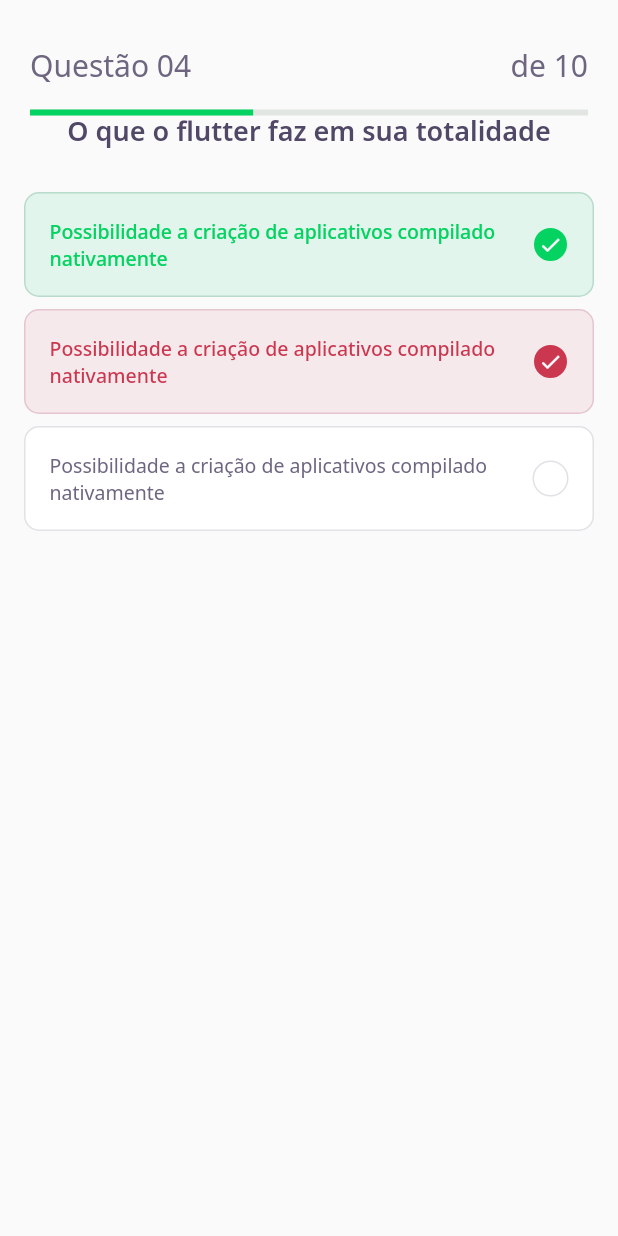
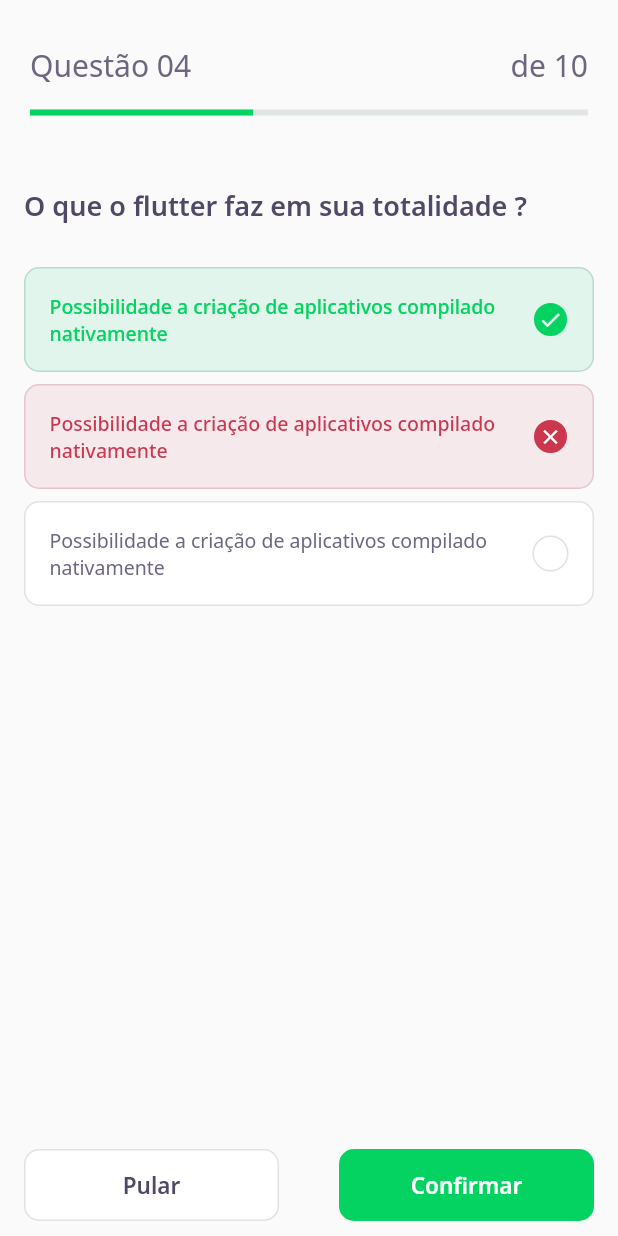
Before and after one commit to felipesouza91/nlw05, a Flutter app: the screen it shows after launch, on a phone screen of 412 x 824 dp. Run offline on Flutter 3.47's test engine with Material 2 defaults, Android fonts, the phone set to English and light mode, and no system bars; our stand-ins replace google_fonts; accounts and stored records are empty.

Commit message:
feat: finish page

```diff
--- /dev/null
+++ b/devquiz/assets/database/user.json
@@ -0,0 +1,5 @@
+{
+  "name": "Felipe Souza",
+  "score": 20,
+  "photoUrl": "https://github.com/felipesouza91.png"
+}
--- a/devquiz/lib/challange/challange_page.dart
+++ b/devquiz/lib/challange/challange_page.dart
@@ -1,5 +1,7 @@
 import 'package:devquiz/challange/widget/questions_indicator/question_indicator_widget.dart';
 import 'package:devquiz/challange/widget/quiz/quiz_widget.dart';
+import 'package:devquiz/core/app_colors.dart';
+import 'package:devquiz/core/app_text_styles.dart';
 import 'package:flutter/material.dart';
 
 class ChallangePage extends StatefulWidget {
@@ -20,7 +22,44 @@ class _ChallangePageState extends State<ChallangePage> {
           child: QuestionIndicatorWidget(),
         ),
       ),
-      body: QuizWidget(title: "O que o flutter faz em sua totalidade"),
+      body: QuizWidget(title: "O que o flutter faz em sua totalidade ?"),
+      bottomNavigationBar: Padding(
+        padding: const EdgeInsets.symmetric(horizontal: 16, vertical: 10),
+        child: Row(
+          mainAxisAlignment: MainAxisAlignment.spaceBetween,
+          children: [
+            Container(
+              alignment: Alignment.center,
+              decoration: BoxDecoration(
+                borderRadius: BorderRadius.circular(10),
+                color: AppColors.white,
+                border: Border.fromBorderSide(
+                  BorderSide(color: AppColors.border),
+                ),
+              ),
+              width: 170,
+              height: 48,
+              child: Text(
+                "Pular",
+                style: AppTextStyles.heading15,
+              ),
+            ),
+            Container(
+              alignment: Alignment.center,
+              decoration: BoxDecoration(
+                borderRadius: BorderRadius.circular(10),
+                color: AppColors.darkGreen,
+              ),
+              width: 170,
+              height: 48,
+              child: Text(
+                "Confirmar",
+                style: AppTextStyles.heading15White,
+              ),
+            )
+          ],
+        ),
+      ),
     );
   }
 }
--- a/devquiz/lib/challange/widget/awnser/awnser_widget.dart
+++ b/devquiz/lib/challange/widget/awnser/awnser_widget.dart
@@ -68,7 +68,7 @@ class AwnserWidget extends StatelessWidget {
               ),
               child: isSelect
                   ? Icon(
-                      Icons.check,
+                      isSelect ? _selectedIconRight : Icons.check,
                       size: 16,
                       color: Colors.white,
                     )
--- a/devquiz/lib/challange/widget/quiz/quiz_widget.dart
+++ b/devquiz/lib/challange/widget/quiz/quiz_widget.dart
@@ -9,10 +9,14 @@ class QuizWidget extends StatelessWidget {
   Widget build(BuildContext context) {
     return Container(
       child: Column(
+        crossAxisAlignment: CrossAxisAlignment.start,
         children: [
-          Text(
-            title,
-            style: AppTextStyles.heading,
+          Padding(
+            padding: const EdgeInsets.only(left: 16, top: 50, right: 16),
+            child: Text(
+              title,
+              style: AppTextStyles.heading,
+            ),
           ),
           SizedBox(height: 24),
           AwnserWidget(
--- a/devquiz/lib/core/app_text_styles.dart
+++ b/devquiz/lib/core/app_text_styles.dart
@@ -13,6 +13,12 @@ class AppTextStyles {
   static final TextStyle titleBold = GoogleFonts.notoSans(
     color: AppColors.white,
     fontSize: 20,
+    fontWeight: FontWeight.w600,
+  );
+
+  static final TextStyle heading15White = GoogleFonts.notoSans(
+    color: AppColors.white,
+    fontSize: 15,
     fontWeight: FontWeight.w600,
   );
 
--- a/devquiz/lib/core/app_widget.dart
+++ b/devquiz/lib/core/app_widget.dart
@@ -1,4 +1,5 @@
 import 'package:devquiz/challange/challange_page.dart';
+import 'package:devquiz/home/home_page.dart';
 import 'package:flutter/material.dart';
 
 class AppWidget extends StatelessWidget {
--- /dev/null
+++ b/devquiz/lib/home/home_state.dart
@@ -0,0 +1 @@
+enum HomeState { SUCCESS, LOADING, ERROR, EMPTY }
--- a/devquiz/lib/home/widgets/chart/char_widget.dart
+++ b/devquiz/lib/home/widgets/chart/char_widget.dart
@@ -3,7 +3,8 @@ import 'package:devquiz/core/app_text_styles.dart';
 import 'package:flutter/material.dart';
 
 class ChartWidget extends StatelessWidget {
-  const ChartWidget({Key? key}) : super(key: key);
+  final int value;
+  const ChartWidget({Key? key, required this.value}) : super(key: key);
   @override
   Widget build(BuildContext context) {
     return Container(
@@ -17,7 +18,7 @@ class ChartWidget extends StatelessWidget {
               height: 80,
               child: CircularProgressIndicator(
                 strokeWidth: 10,
-                value: .75,
+                value: value / 100,
                 backgroundColor: AppColors.chartSecondary,
                 valueColor:
                     AlwaysStoppedAnimation<Color>(AppColors.chartPrimary),
--- a/devquiz/lib/home/widgets/score_card/score_card_widget.dart
+++ b/devquiz/lib/home/widgets/score_card/score_card_widget.dart
@@ -4,7 +4,8 @@ import 'package:devquiz/home/widgets/chart/char_widget.dart';
 import 'package:flutter/material.dart';
 
 class ScoreCardWidget extends StatelessWidget {
-  const ScoreCardWidget({Key? key}) : super(key: key);
+  final int score;
+  const ScoreCardWidget({Key? key, required this.score}) : super(key: key);
   @override
   Widget build(BuildContext context) {
     return Padding(
@@ -20,7 +21,7 @@ class ScoreCardWidget extends StatelessWidget {
             children: [
               Expanded(
                 flex: 1,
-                child: ChartWidget(),
+                child: ChartWidget(value: score),
               ),
               Expanded(
                 flex: 3,
--- a/devquiz/pubspec.yaml
+++ b/devquiz/pubspec.yaml
@@ -3,7 +3,7 @@ description: DevQuiz - Gabul DEV
 version: 1.0.0+1
 
 environment:
-  sdk: ">=2.12.0 <3.0.0"
+  sdk: '>=2.12.0 <3.0.0'
 
 dependencies:
   flutter:
@@ -18,5 +18,6 @@ dev_dependencies:
 flutter:
   assets:
     - assets/images/
+    - assets/database/
 
   uses-material-design: true
```
Also changed, not shown: devquiz/assets/database/quizzes.json (added, +186 -0 lines), devquiz/lib/home/home_controller.dart (added, +29 -0 lines), devquiz/lib/home/home_page.dart (+28 -7 lines), devquiz/lib/home/home_repository.dart (added, +21 -0 lines), devquiz/lib/home/widgets/appbar/app_bar_widget.dart (+8 -5 lines), devquiz/lib/home/widgets/quiz_card/quiz_card_widget.dart (+9 -4 lines), devquiz/lib/shared/models/awnser_model.dart (+21 -0 lines), devquiz/lib/shared/models/question_model.dart (+22 -0 lines), devquiz/lib/shared/models/quiz_model.dart (+46 -0 lines), devquiz/lib/shared/models/user_model.dart (+24 -1 lines).
